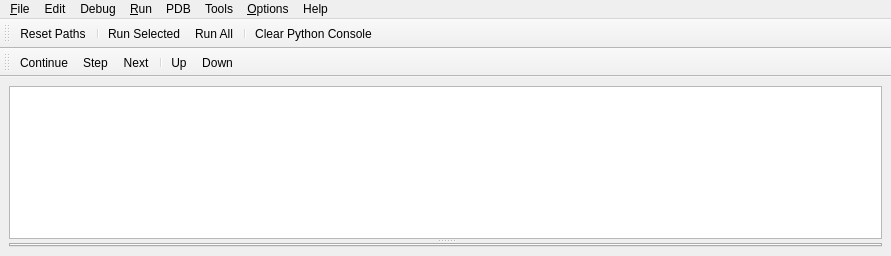
blurstudio/PrEditor, file blurdev/gui/windows/loggerwindow/ui/loggerwindow.ui: the form before one commit.
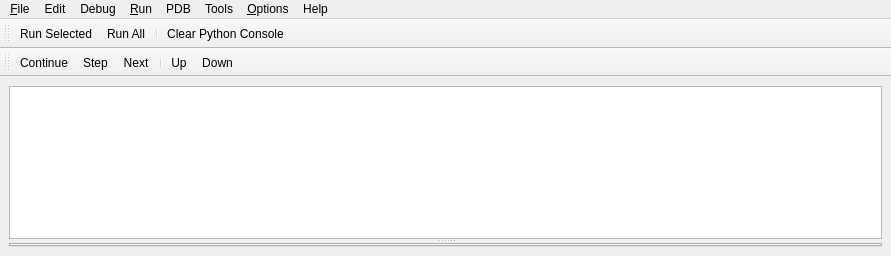
The form after the commit. Custom widgets are drawn as their Qt base class.

```diff
--- a/blurdev/gui/windows/loggerwindow/ui/loggerwindow.ui
+++ b/blurdev/gui/windows/loggerwindow/ui/loggerwindow.ui
@@ -264,8 +264,6 @@
    <attribute name="toolBarBreak">
     <bool>false</bool>
    </attribute>
-   <addaction name="uiResetPathsACT"/>
-   <addaction name="separator"/>
    <addaction name="uiRunSelectedACT"/>
    <addaction name="uiRunAllACT"/>
    <addaction name="separator"/>
@@ -353,14 +351,6 @@
     <string>Use &amp;Auto-Complete</string>
    </property>
   </action>
-  <action name="uiResetPathsACT">
-   <property name="text">
-    <string>Reset Paths</string>
-   </property>
-   <property name="toolTip">
-    <string>Clear the import paths</string>
-   </property>
-  </action>
   <action name="uiRunLineACT">
    <property name="text">
     <string>Run Line...</string>
```
Left out of the diff: 1 changed line with no effect on the pictures.
